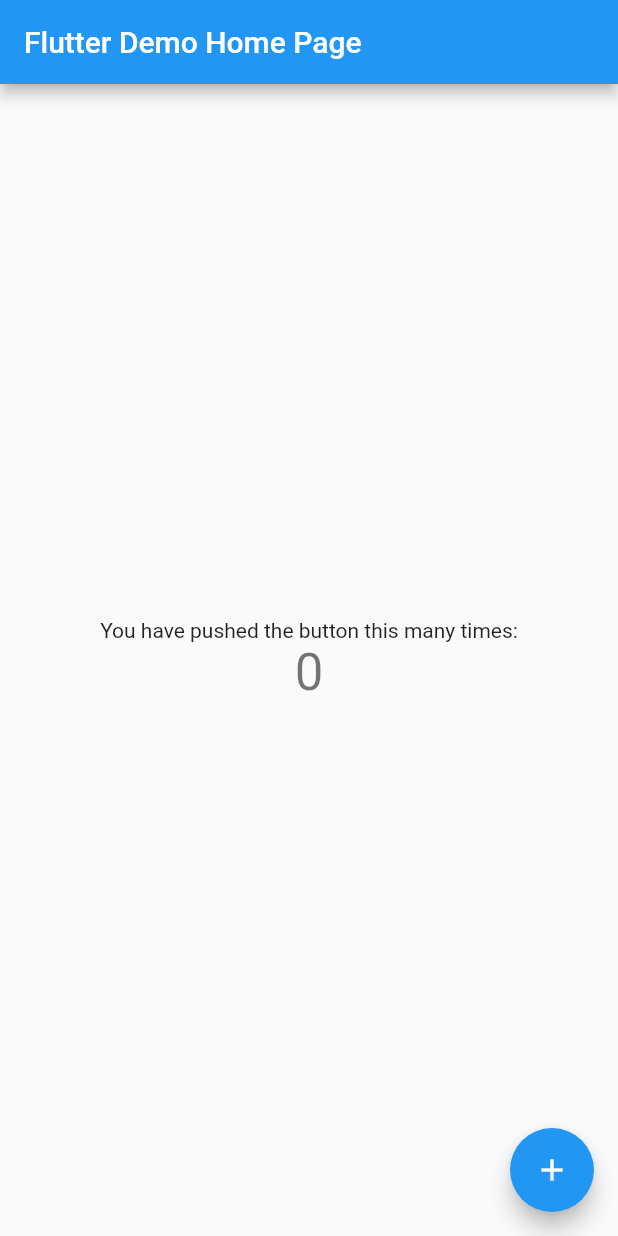
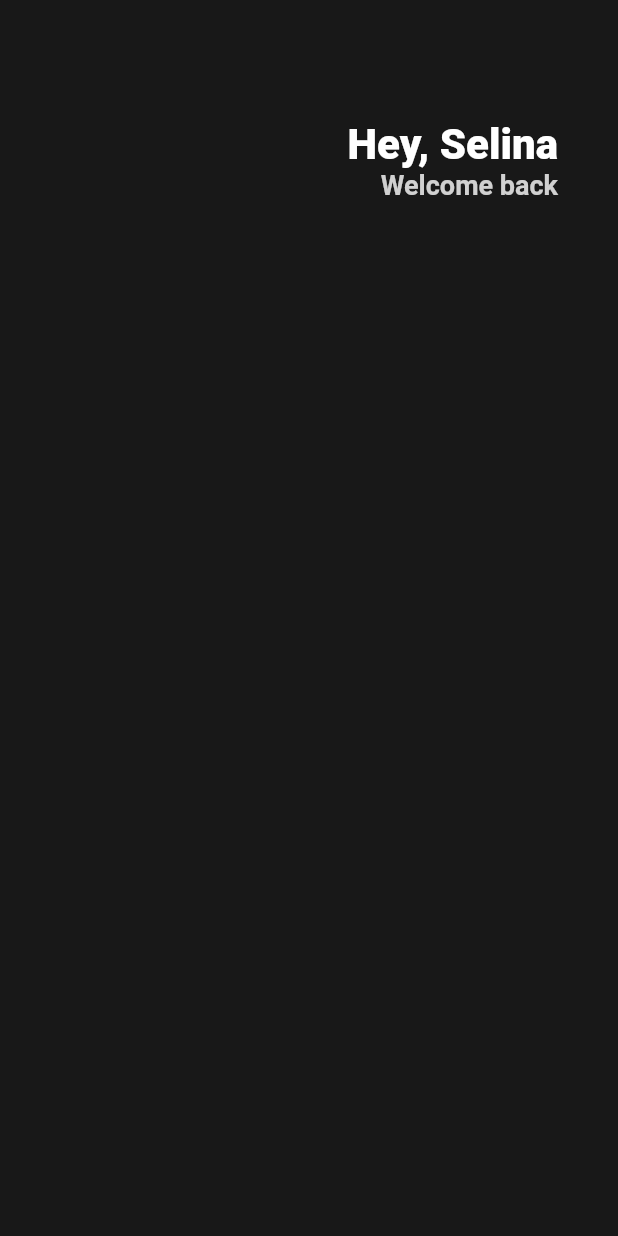
Before and after one commit to minseok128/flutter_practice, a Flutter app: the screen it shows after launch, on a phone screen of 412 x 824 dp. Run offline on Flutter 3.47's test engine with Material 2 defaults, Android fonts, the phone set to English and light mode, and no system bars.

Commit message:
Add Title

```diff
--- a/lib/main.dart
+++ b/lib/main.dart
@@ -1,115 +1,52 @@
 import 'package:flutter/material.dart';
 
 void main() {
-  runApp(const MyApp());
+  runApp(App());
 }
 
-class MyApp extends StatelessWidget {
-  const MyApp({super.key});
-
-  // This widget is the root of your application.
+class App extends StatelessWidget {
   @override
   Widget build(BuildContext context) {
     return MaterialApp(
-      title: 'Flutter Demo',
-      theme: ThemeData(
-        // This is the theme of your application.
-        //
-        // Try running your application with "flutter run". You'll see the
-        // application has a blue toolbar. Then, without quitting the app, try
-        // changing the primarySwatch below to Colors.green and then invoke
-        // "hot reload" (press "r" in the console where you ran "flutter run",
-        // or simply save your changes to "hot reload" in a Flutter IDE).
-        // Notice that the counter didn't reset back to zero; the application
-        // is not restarted.
-        primarySwatch: Colors.blue,
-      ),
-      home: const MyHomePage(title: 'Flutter Demo Home Page'),
+      home: Scaffold(
+          backgroundColor: Color(0xFF181818),
+          body: Padding(
+            padding: EdgeInsets.symmetric(
+              horizontal: 40,
+            ),
+            child: Column(children: [
+              SizedBox(
+                height: 80,
+              ),
+              Row(
+                mainAxisAlignment: MainAxisAlignment.end,
+                children: [
+                  Column(
+                    crossAxisAlignment: CrossAxisAlignment.end,
+                    children: [
+                      Text(
+                        'Hey, Selina',
+                        style: TextStyle(
+                          color: Colors.white,
+                          fontSize: 28,
+                          fontWeight: FontWeight.w800,
+                        ),
+                      ),
+                      Text(
+                        'Welcome back',
+                        style: TextStyle(
+                          color: Colors.white.withOpacity(0.8),
+                          fontSize: 18,
+                          fontWeight: FontWeight.bold,
+                        ),
+                      ),
+                    ],
+                  )
+                ],
+              ),
+              Row(),
+            ]),
+          )),
     );
   }
 }
-
-class MyHomePage extends StatefulWidget {
-  const MyHomePage({super.key, required this.title});
-
-  // This widget is the home page of your application. It is stateful, meaning
-  // that it has a State object (defined below) that contains fields that affect
-  // how it looks.
-
-  // This class is the configuration for the state. It holds the values (in this
-  // case the title) provided by the parent (in this case the App widget) and
-  // used by the build method of the State. Fields in a Widget subclass are
-  // always marked "final".
-
-  final String title;
-
-  @override
-  State<MyHomePage> createState() => _MyHomePageState();
-}
-
-class _MyHomePageState extends State<MyHomePage> {
-  int _counter = 0;
-
-  void _incrementCounter() {
-    setState(() {
-      // This call to setState tells the Flutter framework that something has
-      // changed in this State, which causes it to rerun the build method below
-      // so that the display can reflect the updated values. If we changed
-      // _counter without calling setState(), then the build method would not be
-      // called again, and so nothing would appear to happen.
-      _counter++;
-    });
-  }
-
-  @override
-  Widget build(BuildContext context) {
-    // This method is rerun every time setState is called, for instance as done
-    // by the _incrementCounter method above.
-    //
-    // The Flutter framework has been optimized to make rerunning build methods
-    // fast, so that you can just rebuild anything that needs updating rather
-    // than having to individually change instances of widgets.
-    return Scaffold(
-      appBar: AppBar(
-        // Here we take the value from the MyHomePage object that was created by
-        // the App.build method, and use it to set our appbar title.
-        title: Text(widget.title),
-      ),
-      body: Center(
-        // Center is a layout widget. It takes a single child and positions it
-        // in the middle of the parent.
-        child: Column(
-          // Column is also a layout widget. It takes a list of children and
-          // arranges them vertically. By default, it sizes itself to fit its
-          // children horizontally, and tries to be as tall as its parent.
-          //
-          // Invoke "debug painting" (press "p" in the console, choose the
-          // "Toggle Debug Paint" action from the Flutter Inspector in Android
-          // Studio, or the "Toggle Debug Paint" command in Visual Studio Code)
-          // to see the wireframe for each widget.
-          //
-          // Column has various properties to control how it sizes itself and
-          // how it positions its children. Here we use mainAxisAlignment to
-          // center the children vertically; the main axis here is the vertical
-          // axis because Columns are vertical (the cross axis would be
-          // horizontal).
-          mainAxisAlignment: MainAxisAlignment.center,
-          children: <Widget>[
-            const Text(
-              'You have pushed the button this many times:',
-            ),
-            Text(
-              '$_counter',
-              style: Theme.of(context).textTheme.headline4,
-            ),
-          ],
-        ),
-      ),
-      floatingActionButton: FloatingActionButton(
-        onPressed: _incrementCounter,
-        tooltip: 'Increment',
-        child: const Icon(Icons.add),
-      ), // This trailing comma makes auto-formatting nicer for build methods.
-    );
-  }
-}
```
Also changed, not shown: 6 other files.
